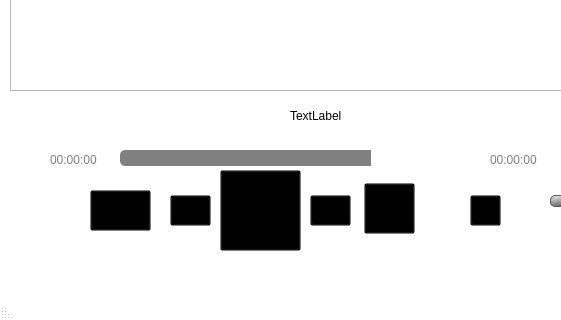
stephanHAWK/Lufthansa_TechnikAG_MP3-Player, file MP3-Player/mainwindow.ui: the form before one commit; both pictures show x 0 to 561 and y 280 to 600 of the 800 by 600 pixel window.
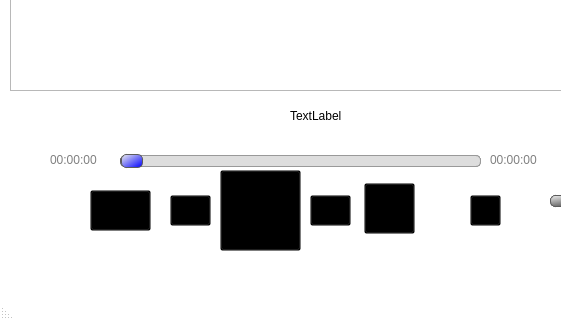
The form after the commit. Icons and pictures are not drawn.

Commit message: added functionality to the buttons

Patch:
```diff
--- a/MP3-Player/mainwindow.ui
+++ b/MP3-Player/mainwindow.ui
@@ -209,42 +209,6 @@
      <string/>
     </property>
    </widget>
-   <widget class="QProgressBar" name="progressBar">
-    <property name="geometry">
-     <rect>
-      <x>120</x>
-      <y>430</y>
-      <width>351</width>
-      <height>16</height>
-     </rect>
-    </property>
-    <property name="sizePolicy">
-     <sizepolicy hsizetype="Expanding" vsizetype="Fixed">
-      <horstretch>0</horstretch>
-      <verstretch>0</verstretch>
-     </sizepolicy>
-    </property>
-    <property name="styleSheet">
-     <string notr="true">QProgressBar {
-    border-radius: 5px;
-	color: transparent;
-	background-color: gray;
-}
-
-QProgressBar::chunk {
-    background-color: white; 
-    width: 20px; 
-}
-
-QProgressBar::chunk:hover {
-    background-color: #f9bb00;
-}
-</string>
-    </property>
-    <property name="value">
-     <number>24</number>
-    </property>
-   </widget>
    <widget class="QLabel" name="label_timePassed">
     <property name="geometry">
      <rect>
@@ -504,6 +468,65 @@
      </property>
     </column>
    </widget>
+   <widget class="QSlider" name="horizontalSlider_songProgress">
+    <property name="geometry">
+     <rect>
+      <x>120</x>
+      <y>430</y>
+      <width>361</width>
+      <height>22</height>
+     </rect>
+    </property>
+    <property name="layoutDirection">
+     <enum>Qt::LeftToRight</enum>
+    </property>
+    <property name="styleSheet">
+     <string notr="true">QSlider::groove:horizontal 
+{
+    border: 1px solid #5c5c5c;
+    background: #dddddd;
+    height: 10px;
+    border-radius: 5px;
+}
+
+QSlider::handle:horizontal 
+{
+    background: qlineargradient(x1:0, y1:0, x2:1, y2:1, stop:0 #eeeeee, stop:1 blue);
+    border: 1px solid #5c5c5c;
+    width: 20px;
+    margin: -2px 0;
+    border-radius: 5px;
+}
+
+/* color on the right side from handle */
+QSlider::add-page:horizontal
+ {
+    background: #dddddd;  
+    border: 1px solid #999999;
+    border-radius: 5px;
+}
+
+ /* color on the left side from handle */
+QSlider::sub-page:horizontal
+ {
+    background: qlineargradient(x1:0, y1:0, x2:1, y2:1, stop:0 #eeeeee, stop:1 blue);
+    border: 1px solid #5c5c5c;
+    border-radius: 5px;
+}</string>
+    </property>
+    <property name="maximum">
+     <number>100</number>
+    </property>
+    <property name="pageStep">
+     <number>1</number>
+    </property>
+    <property name="sliderPosition">
+     <number>0</number>
+    </property>
+    <property name="orientation">
+     <enum>Qt::Horizontal</enum>
+    </property>
+   </widget>
   </widget>
   <widget class="QMenuBar" name="menubar">
    <property name="geometry">
```
The commit also changes 4 other files.
